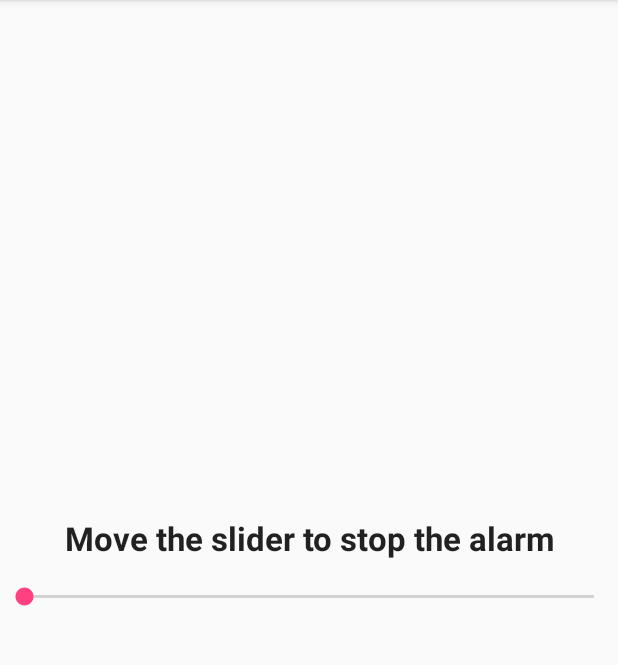
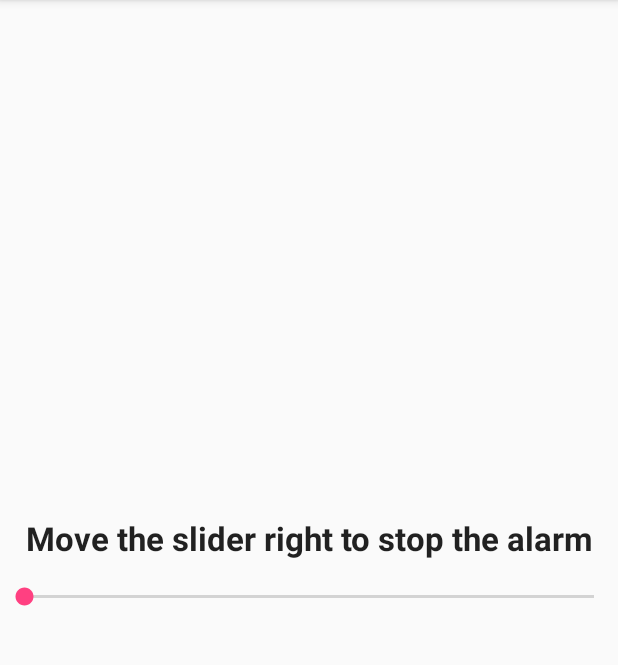
Before and after one commit to AngelMariages/PositionAlert, an Android app: the fragment StopAlarmFragment placed in its activity, on a phone screen of 412 x 824 dp, the part 84-749 px from its top. Run offline under Robolectric (Android 15) with nearby library versions, the phone set to English and light mode, and no system bars.

Commit message:
Added translations and bug fixes

```diff
--- a/app/build.gradle
+++ b/app/build.gradle
@@ -23,11 +23,11 @@ dependencies {
     androidTestCompile('com.android.support.test.espresso:espresso-core:2.2.2', {
         exclude group: 'com.android.support', module: 'support-annotations'
     })
-    compile 'com.android.support:appcompat-v7:25.0.0'
-    compile 'com.android.support:design:25.0.0'
+    compile 'com.android.support:appcompat-v7:25.0.1'
+    compile 'com.android.support:design:25.0.1'
     compile 'com.google.android.gms:play-services-maps:9.6.0'
     compile 'com.google.android.gms:play-services-location:9.6.0'
-    compile 'com.android.support:support-v4:25.0.0'
+    compile 'com.android.support:support-v4:25.0.1'
     //compile 'com.google.maps.android:android-maps-utils:0.4'
     testCompile 'junit:junit:4.12'
 }
--- a/app/src/main/java/org/angelmariages/positionalertv2/LocationApiClient.java
+++ b/app/src/main/java/org/angelmariages/positionalertv2/LocationApiClient.java
@@ -1,5 +1,6 @@
 package org.angelmariages.positionalertv2;
 
+import android.app.Activity;
 import android.content.Context;
 import android.location.Location;
 import android.os.Bundle;
@@ -13,20 +14,20 @@ import com.google.android.gms.location.LocationServices;
 public class LocationApiClient implements GoogleApiClient.ConnectionCallbacks, GoogleApiClient.OnConnectionFailedListener {
 
     private GoogleApiClient mGoogleApiClient;
-    private Context mContext;
+    private Activity mActivity;
     private boolean mConnected;
 
     public LocationApiClient() {
     }
 
-    public GoogleApiClient getApiClient(Context context) {
-        if (mContext == null) {
-            mContext = context;
+    public GoogleApiClient getApiClient(Activity activity) {
+        if (mActivity == null) {
+            mActivity = activity;
         }
         if (mGoogleApiClient != null) {
             return mGoogleApiClient;
         } else {
-            mGoogleApiClient = new GoogleApiClient.Builder(mContext)
+            mGoogleApiClient = new GoogleApiClient.Builder(mActivity)
                     .addConnectionCallbacks(this)
                     .addOnConnectionFailedListener(this)
                     .addApi(LocationServices.API)
@@ -56,13 +57,14 @@ public class LocationApiClient implements GoogleApiClient.ConnectionCallbacks, G
     }
 
     public Location getLocation() {
+        if(!Utils.checkPositionPermissions(mActivity)) {
+            Utils.askPositionPermissions(mActivity);
+        }
         try {
             return LocationServices.FusedLocationApi.getLastLocation(
                     mGoogleApiClient);
         } catch (SecurityException e) {
-            //TODO: check for permissions
             Utils.sendLog("LocationApiClient error: can't get permissions to ");
-            e.printStackTrace();
             return null;
         }
     }
--- a/app/src/main/java/org/angelmariages/positionalertv2/destination/DestinationHandle.java
+++ b/app/src/main/java/org/angelmariages/positionalertv2/destination/DestinationHandle.java
@@ -86,7 +86,7 @@ public class DestinationHandle extends IntentService {
         notificationManager.notify(geofenceID, notification);
     }
 
-    public static String[] getGeofenceArguments(String geofenceName) {
+    private static String[] getGeofenceArguments(String geofenceName) {
         String[] arguments = null;
         if(geofenceName != null && !geofenceName.isEmpty()) {
             String[] splited = geofenceName.split("\\|@\\|");
@@ -102,7 +102,7 @@ public class DestinationHandle extends IntentService {
         return arguments;
     }
 
-    public void startRingtoneActivity(String ringtone) {
+    private void startRingtoneActivity(String ringtone) {
         Intent intent = new Intent(this, MainActivity.class);
         intent.addFlags(Intent.FLAG_ACTIVITY_NEW_TASK);
         intent.putExtra(Utils.RINGTONE_TO_ACTIVITY, ringtone);
--- a/app/src/main/java/org/angelmariages/positionalertv2/destination/DestinationManager.java
+++ b/app/src/main/java/org/angelmariages/positionalertv2/destination/DestinationManager.java
@@ -1,8 +1,10 @@
 package org.angelmariages.positionalertv2.destination;
 
+import android.app.Activity;
 import android.app.PendingIntent;
 import android.content.Context;
 import android.content.Intent;
+import android.location.Location;
 import android.os.CountDownTimer;
 import android.support.annotation.NonNull;
 
@@ -12,6 +14,7 @@ import com.google.android.gms.common.api.Status;
 import com.google.android.gms.location.Geofence;
 import com.google.android.gms.location.GeofencingRequest;
 import com.google.android.gms.location.LocationServices;
+import com.google.android.gms.maps.model.LatLng;
 
 import org.angelmariages.positionalertv2.LocationApiClient;
 import org.angelmariages.positionalertv2.Utils;
@@ -23,11 +26,22 @@ public class DestinationManager implements ResultCallback<Status> {
     private final Context mContext;
     private final LocationApiClient mLocationApiClient;
 
-    public DestinationManager(Context context) {
-        this.mContext = context;
+    public DestinationManager(Activity activity) {
+        this.mContext = activity.getApplicationContext();
         mLocationApiClient = new LocationApiClient();
-        this.mGoogleApiClient = mLocationApiClient.getApiClient(context);
+        this.mGoogleApiClient = mLocationApiClient.getApiClient(activity);
         mLocationApiClient.connect();
+    }
+
+    public void disconnectApiClient() {
+        mLocationApiClient.disconnect();
+    }
+
+    public Location getCurrentPosition() {
+        if (mLocationApiClient.isConnected()) {
+            return mLocationApiClient.getLocation();
+        }
+        return null;
     }
 
     public void addDestination(final Destination destination) {
--- a/app/src/main/java/org/angelmariages/positionalertv2/destination/destinationlist/DestinationListAdapter.java
+++ b/app/src/main/java/org/angelmariages/positionalertv2/destination/destinationlist/DestinationListAdapter.java
@@ -23,7 +23,7 @@ import org.angelmariages.positionalertv2.R;
 
 import java.util.ArrayList;
 
-public class DestinationListAdapter extends BaseExpandableListAdapter {
+class DestinationListAdapter extends BaseExpandableListAdapter {
     private final Context context;
     private final ArrayList<Destination> destinations;
     private final int groupLayout;
--- a/app/src/main/java/org/angelmariages/positionalertv2/destinationInterfaces/DestinationChangeListener.java
+++ b/app/src/main/java/org/angelmariages/positionalertv2/destinationInterfaces/DestinationChangeListener.java
@@ -6,7 +6,7 @@ import org.angelmariages.positionalertv2.destination.Destination;
 public interface DestinationChangeListener {
     void onDeleted(int destinationID);
     void onAdded(Destination addedDestination);
-    void onMoved(LatLng newPosition, int destinationID);
+    void onMoved(int destinationID, LatLng newPosition);
     void onActiveChanged(int destinationID, boolean active);
     void onDeleteOnReachChanged(int destinationID, boolean deleteOnReach);
     void onChanged(Destination destination);
--- a/app/src/main/res/layout/destination_list_item_description.xml
+++ b/app/src/main/res/layout/destination_list_item_description.xml
@@ -4,7 +4,9 @@
               android:layout_width="match_parent"
               android:layout_height="wrap_content"
               android:orientation="vertical"
-              android:paddingLeft="26dp">
+              android:paddingStart="26dp"
+              android:paddingLeft="26dp"
+              android:paddingRight="26dp">
 
     <LinearLayout
         android:layout_width="match_parent"
--- a/app/src/main/res/layout/stop_alarm_fragment.xml
+++ b/app/src/main/res/layout/stop_alarm_fragment.xml
@@ -5,7 +5,7 @@
     android:gravity="center_vertical|center_horizontal">
 
     <TextView
-        android:text="Move the slider to stop the alarm"
+        android:text="@string/stop_alarm_message"
         android:layout_width="match_parent"
         android:layout_height="wrap_content"
         android:id="@+id/stopAlarmText"
--- a/app/src/main/res/menu/activity_main_drawer.xml
+++ b/app/src/main/res/menu/activity_main_drawer.xml
@@ -3,9 +3,9 @@
 
     <group android:checkableBehavior="single">
         <item android:id="@+id/nav_map" android:icon="@android:drawable/ic_dialog_map"
-              android:title="Map" />
+              android:title="@string/menu_map" />
         <item android:id="@+id/nav_destinationsList" android:icon="@android:drawable/ic_menu_directions"
-            android:title="Destinations" />
+            android:title="@string/menu_destinations" />
     </group>
 
 </menu>
--- a/app/src/main/res/values/strings.xml
+++ b/app/src/main/res/values/strings.xml
@@ -1,8 +1,8 @@
 <resources>
     <string name="app_name">PositionAlertV2</string>
 
-    <string name="navigation_drawer_open">Open navigation drawer</string>
-    <string name="navigation_drawer_close">Close navigation drawer</string>
+    <string name="navigation_drawer_open" translatable="false">Open navigation drawer</string>
+    <string name="navigation_drawer_close" translatable="false">Close navigation drawer</string>
 
     <string name="action_settings">Settings</string>
     <string name="sound_select_menu_text">Select ringtone</string>
@@ -13,4 +13,13 @@
     <string name="destinationDeleteButton">Delete</string>
     <string name="activeSwitch">Active:</string>
     <string name="deleteOnReachSwitch">Delete on reach:</string>
+    <string name="menu_map">Map</string>
+    <string name="menu_destinations">Destinations</string>
+    <string name="stop_alarm_message">Move the slider right to stop the alarm</string>
+    <string name="destination_dialog_name">Name:</string>
+    <string name="destination_dialog_name_hint">My first destination</string>
+    <string name="destination_dialog_radius">Radius (m):</string>
+    <string name="destination_dialog_radius_hint" translatable="false">500</string>
+    <string name="destination_dialog_button_delete">Delete</string>
+    <string name="destination_dialog_button_add">Add</string>
 </resources>
```
Also changed, not shown: app/src/main/java/org/angelmariages/positionalertv2/MainActivity.java (+16 -3 lines), app/src/main/java/org/angelmariages/positionalertv2/MapFragmentManager.java (+17 -15 lines), app/src/main/java/org/angelmariages/positionalertv2/StopAlarmFragment.java (+3 -4 lines), app/src/main/java/org/angelmariages/positionalertv2/Utils.java (+21 -3 lines), app/src/main/res/layout/destination_dialog.xml (+6 -6 lines), 2 other files.
